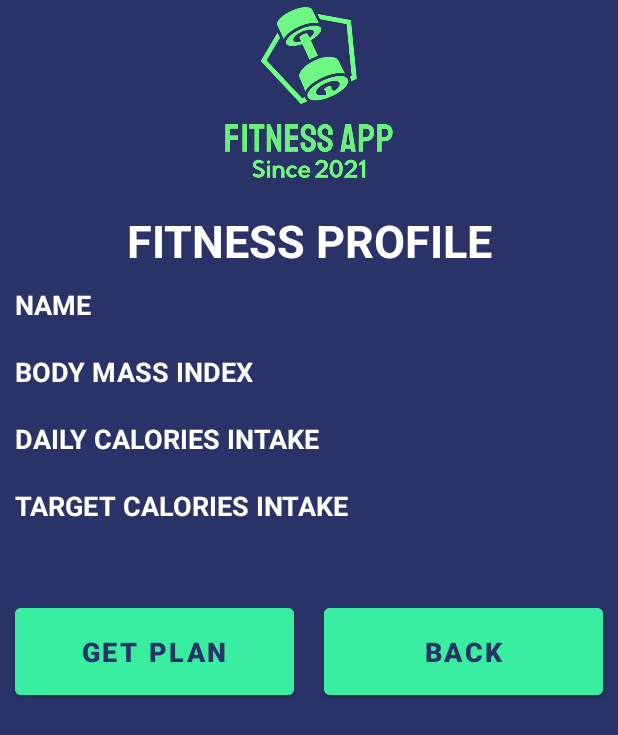
After one commit to NamraHabib123/Fitnessapplication, an Android app: the layout resultdialoge.xml on its own in the app's theme, with its tools: preview values and no code run, on a phone screen of 412 x 824 dp. The commit adds this screen. Shown: the top 735 px of the screen. Run offline under Robolectric (Android 15) with nearby library versions, the light colour scheme and no system bars.

Commit message:
dialoge is added

```diff
--- a/app/src/main/java/com/example/fitnessapplication/About.java
+++ b/app/src/main/java/com/example/fitnessapplication/About.java
@@ -2,8 +2,11 @@ package com.example.fitnessapplication;
 
 import androidx.appcompat.app.AppCompatActivity;
 
+import android.app.Dialog;
+import android.content.Intent;
 import android.os.Bundle;
 import android.view.View;
+import android.view.Window;
 import android.widget.Button;
 import android.widget.EditText;
 import android.widget.ProgressBar;
@@ -18,6 +21,8 @@ public class About extends AppCompatActivity {
     ProgressBar progressBar;
     String toparray[]={"What's your name?","What's your age?","What's your weight?","What's your height?","What's your target weight?"};
     String bottomarray[]={"Enter your full name","Enter your age in round years","what's your weight in kg we need to calculate your bmi","how tall are you enter height in centimeters(feet x30.48)","what's your target weight which you want to achieve?"};
+    String gettingans[]={"name","age","weight","height","target"};
+
     int index;
 
 
@@ -32,6 +37,7 @@ public class About extends AppCompatActivity {
         continuebtn=findViewById(R.id.btncontinue);
         calculatebtn=findViewById(R.id.btncalculate);
         progressBar=findViewById(R.id.progress_bar);
+        Edittext=findViewById(R.id.ETanswers);
 
        index=0;
        progressBar.setProgress(index);
@@ -44,7 +50,13 @@ public class About extends AppCompatActivity {
       });
 
 
+        calculatebtn.setOnClickListener(new View.OnClickListener() {
+            @Override
+            public void onClick(View view) {
+                nextbtn();
 
+            }
+        });
 
 
     }
@@ -53,26 +65,99 @@ public class About extends AppCompatActivity {
     {
 
         if (index<4)
-        {
-            if(Edittext.toString().isEmpty())
-            {
-                Toast.makeText(this, "Please fill the empty field", Toast.LENGTH_SHORT).show();
-            }
-            else {
-                Toast.makeText(this, ""+Edittext, Toast.LENGTH_SHORT).show();
-            }
 
-        }
-        else
         {
             index=index+1;
             toptext.setText(toparray[index]);
             bottomtext.setText(bottomarray[index]);
             progressBar.setProgress(index);
 
+            if(Edittext.getText().toString().isEmpty())
+            {
+                Toast.makeText(this, "Please fill the empty field", Toast.LENGTH_SHORT).show();
+            }
+            else {
+                Toast.makeText(this, ""+Edittext.getText().toString(), Toast.LENGTH_SHORT).show();
+                Edittext.getText().clear();
+            }
+
+        }
+        else
+        {
+            Edittext.getText().toString();
+            double weightkg, height,BMIvalue,weightpounds;
+            weightkg= Double.valueOf(gettingans[2]).doubleValue();
+            height= Double.valueOf(gettingans[3]).doubleValue();
+            weightpounds=weightkg/0.45359237;
+            BMIvalue=(weightpounds /(height*height))*703;
+            int trimvalue= (int) (BMIvalue*100);
+            double shortBMIvalue= ((double)trimvalue)/100;
+            //BMITV.setText(""+shortBMIvalue);
+            Toast.makeText(this,""+shortBMIvalue,Toast.LENGTH_SHORT).show();
+
+
+
+            //diaglogbox layna hai us main result show karna hai
+
+//            final Dialog dialog = new Dialog(About.this);
+//            dialog.requestWindowFeature(Window.FEATURE_NO_TITLE);
+//            dialog.setCancelable(true);
+//            dialog.setContentView(R.layout.resultdialoge);
+//
+//            TextView name= dialog.findViewById(R.id.TVname);
+//            TextView bodymass= dialog.findViewById(R.id.TVbodymass);
+//            TextView dailycalories=dialog.findViewById(R.id.TVdailycalories);
+//            TextView  targetcalories= dialog.findViewById(R.id.TVtargetcalories);
+//            Button plan=dialog.findViewById(R.id.btngetplan);
+//            Button back= dialog.findViewById(R.id.btnback);
+
+
+           // name.setText("name:     "+gettingans[0]);
+          //  bodymass.setText("bodymass:     "+gettingans[2]);
+           // dailycalories.setText("dailycalories:     "+gettingans[3]);
+           // targetcalories.setText("targetcalories:     "+gettingans[4]);
+
+
+
+
+
+//            plan.setOnClickListener(new View.OnClickListener() {
+//                @Override
+//                public void onClick(View view) {
+//                    Intent intent = new Intent(About.this,FemaleWorkoutscreen.class);
+//                    startActivity(intent);
+//                    dialog.cancel();
+//
+//                }
+//            });
+//
+//
+//            back.setOnClickListener(new View.OnClickListener() {
+//                @Override
+//                public void onClick(View view) {
+//                    Intent intent = new Intent(About.this,GenderSelectionscreen.class);
+//                    startActivity(intent);
+//                    dialog.cancel();
+//
+//                }
+//            });
+
+
+          //  dialog.show();
+
+
 
         }
 
     }
 
+    public void nextbtn(){
+
+
+
+
+
+    }
+
+
 }
--- /dev/null
+++ b/app/src/main/res/layout/resultdialoge.xml
@@ -0,0 +1,111 @@
+<?xml version="1.0" encoding="utf-8"?>
+<LinearLayout
+    xmlns:android="http://schemas.android.com/apk/res/android" android:layout_width="match_parent"
+    android:layout_height="match_parent"
+    android:orientation="vertical"
+    android:background="@color/actionbarcolour"
+    >
+
+    <ImageView
+        android:layout_width="match_parent"
+        android:layout_height="130dp"
+        android:src="@drawable/gym"
+
+        />
+
+    <TextView
+        android:layout_width="match_parent"
+        android:layout_height="wrap_content"
+        android:text="Fitness profile"
+        android:textAllCaps="true"
+        android:textColor="@color/white"
+        android:textStyle="bold"
+        android:textSize="30sp"
+        android:gravity="center"
+        android:layout_marginTop="10dp"/>
+
+    <TextView
+        android:id="@+id/TVname"
+        android:layout_width="match_parent"
+        android:layout_height="wrap_content"
+        android:text="name"
+        android:textAllCaps="true"
+        android:textColor="@color/white"
+        android:textStyle="bold"
+        android:textSize="18sp"
+        android:layout_margin="10dp"
+        />
+    <TextView
+        android:id="@+id/TVbodymass"
+        android:layout_width="match_parent"
+        android:layout_height="wrap_content"
+        android:text="body mass index"
+        android:textAllCaps="true"
+        android:textColor="@color/white"
+        android:textStyle="bold"
+        android:textSize="18sp"
+        android:layout_margin="10dp"
+        />
+    <TextView
+        android:id="@+id/TVdailycalories"
+        android:layout_width="match_parent"
+        android:layout_height="wrap_content"
+        android:text="daily calories intake"
+        android:textAllCaps="true"
+        android:textColor="@color/white"
+        android:textStyle="bold"
+        android:textSize="18sp"
+        android:layout_margin="10dp"
+        />
+    <TextView
+        android:id="@+id/TVtargetcalories"
+        android:layout_width="match_parent"
+        android:layout_height="wrap_content"
+        android:text="Target calories intake"
+        android:textAllCaps="true"
+        android:textColor="@color/white"
+        android:textStyle="bold"
+        android:textSize="18sp"
+        android:layout_margin="10dp"
+        />
+
+    <LinearLayout
+        android:layout_width="match_parent"
+        android:layout_height="wrap_content"
+        android:orientation="horizontal"
+        android:layout_marginTop="30dp">
+
+
+        <Button
+            android:id="@+id/btngetplan"
+            android:layout_weight="1"
+            android:layout_width="match_parent"
+            android:layout_height="70dp"
+            android:text="get plan"
+            android:textAllCaps="true"
+            android:textColor="@color/actionbarcolour"
+            android:textStyle="bold"
+            android:textSize="18sp"
+            android:gravity="center"
+            android:layout_margin="10dp"
+            android:backgroundTint="@color/newtealcolour"/>
+
+        <Button
+            android:id="@+id/btnback"
+            android:layout_weight="1"
+            android:layout_width="match_parent"
+            android:layout_height="70dp"
+            android:text="back"
+            android:textAllCaps="true"
+            android:textColor="@color/actionbarcolour"
+            android:textStyle="bold"
+            android:textSize="18sp"
+            android:gravity="center"
+            android:layout_margin="10dp"
+            android:backgroundTint="@color/newtealcolour"/>
+
+    </LinearLayout>
+
+
+
+</LinearLayout>
--- a/app/src/main/res/values/colors.xml
+++ b/app/src/main/res/values/colors.xml
@@ -9,4 +9,5 @@
     <color name="white">#FFFFFFFF</color>
     <color name="actionbarcolour">#293368 </color>
     <color name="newtealcolour">#39eea1</color>
+    <color name="lightskyblue">#00C9FF</color>
 </resources>
```
